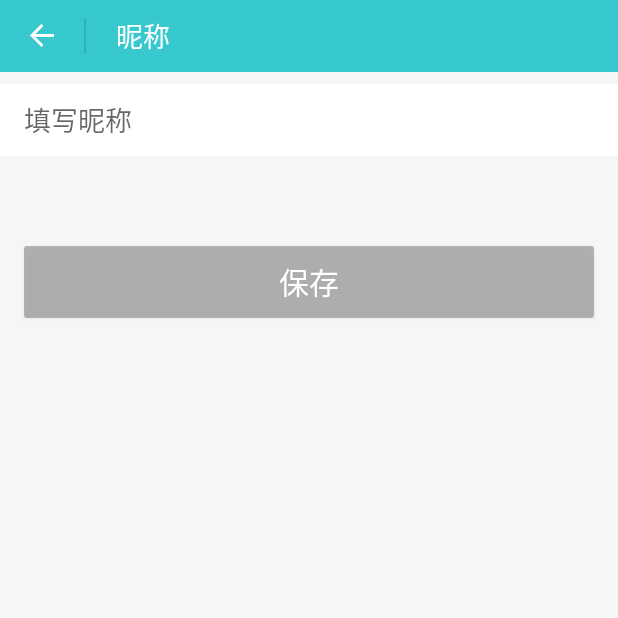
After one commit to HaapyDeng/KnowledgeTree, an Android app: the FixNickNameActivity screen opened directly, with no data from a screen before it, on a phone screen of 412 x 824 dp, the top half of it. The commit adds this screen. Run offline under Robolectric (Android 15) with nearby library versions, the phone set to English and light mode, and no system bars; our stand-ins replace CircleImageView; libraries missing offline, so code that uses them is left out: com.loopj.android, cz.msebera.android.

Commit message:
修改昵称功能

```diff
--- /dev/null
+++ b/app/src/main/java/com/max_plus/knowledgetree/activity/FixNickNameActivity.java
@@ -0,0 +1,162 @@
+package com.max_plus.knowledgetree.activity;
+
+import android.app.Activity;
+import android.content.Intent;
+import android.content.SharedPreferences;
+import android.os.Bundle;
+import android.text.Editable;
+import android.text.TextWatcher;
+import android.util.Log;
+import android.view.View;
+import android.widget.Button;
+import android.widget.EditText;
+import android.widget.ImageView;
+import android.widget.TextView;
+
+import com.loopj.android.http.AsyncHttpClient;
+import com.loopj.android.http.JsonHttpResponseHandler;
+import com.loopj.android.http.RequestParams;
+import com.max_plus.knowledgetree.R;
+import com.max_plus.knowledgetree.tools.AllToast;
+import com.max_plus.knowledgetree.tools.NetworkUtils;
+
+import org.json.JSONException;
+import org.json.JSONObject;
+
+import cz.msebera.android.httpclient.Header;
+
+import static com.max_plus.knowledgetree.tools.AllToast.doToast;
+
+public class FixNickNameActivity extends Activity implements View.OnClickListener, TextWatcher {
+
+    private ImageView back;
+    private EditText inputNickName;
+    private TextView warningText;
+    private Button fixBtn;
+    private String nickName, token;
+
+    @Override
+    protected void onCreate(Bundle savedInstanceState) {
+        super.onCreate(savedInstanceState);
+        setContentView(R.layout.activity_fix_nick_name);
+        SharedPreferences sp = getSharedPreferences("user", Activity.MODE_PRIVATE);
+        nickName = sp.getString("nickName", "");
+        token = sp.getString("token", "");
+        if (!nickName.equals("null")) {
+            inputNickName = findViewById(R.id.et_inputNickName);
+            inputNickName.setText(nickName);
+        }
+        initView();
+    }
+
+    private void initView() {
+        back = findViewById(R.id.iv_back);
+        back.setOnClickListener(this);
+
+        inputNickName = findViewById(R.id.et_inputNickName);
+        nickName = inputNickName.getText().toString().trim();
+        inputNickName.addTextChangedListener(this);
+
+        warningText = findViewById(R.id.tv_warning);
+
+        fixBtn = findViewById(R.id.btn_fix);
+        fixBtn.setOnClickListener(this);
+    }
+
+    @Override
+    public void onClick(View view) {
+        switch (view.getId()) {
+            case R.id.iv_back:
+                finish();
+                break;
+            case R.id.btn_fix:
+
+                doFixNickName();
+                break;
+        }
+    }
+
+    private void doFixNickName() {
+        inputNickName = findViewById(R.id.et_inputNickName);
+        nickName = inputNickName.getText().toString().trim();
+        String url = NetworkUtils.returnUrl() + NetworkUtils.returnUploadActorApi() + "?token=" + token;
+        Log.d("url==>>>", url);
+        //判断网络是否正常
+        if (NetworkUtils.checkNetWork(this) == false) {
+            AllToast.doToast(this, getResources().getString(R.string.isNotNetWork));
+            return;
+        }
+        RequestParams params = new RequestParams();
+        params.put("username", nickName);
+        AsyncHttpClient client = new AsyncHttpClient();
+        client.post(url, params, new JsonHttpResponseHandler() {
+            @Override
+            public void onSuccess(int statusCode, Header[] headers, JSONObject response) {
+                super.onSuccess(statusCode, headers, response);
+                int code;
+                Log.d("reponse..>>>", response.toString());
+                try {
+                    code = response.getInt("code");
+                    if (code == 0) {
+                        AllToast.doToast(FixNickNameActivity.this, getString(R.string.fix_success));
+                        Intent intent = new Intent();
+                        Bundle bundle = new Bundle();
+                        bundle.putString("nikeName", nickName);//添加要返回给页面的数据
+                        intent.putExtras(bundle);
+                        setResult(Activity.RESULT_OK, intent);//返回页面
+                        finish();
+                    } else {
+                        AllToast.doToast(FixNickNameActivity.this, getString(R.string.fix_fail));
+                        return;
+                    }
+                } catch (JSONException e) {
+                    e.printStackTrace();
+                }
+            }
+
+            @Override
+            public void onFailure(int statusCode, Header[] headers, Throwable throwable, JSONObject errorResponse) {
+                super.onFailure(statusCode, headers, throwable, errorResponse);
+                AllToast.doToast(FixNickNameActivity.this, getString(R.string.fix_fail));
+                return;
+            }
+        });
+    }
+
+    @Override
+    public void beforeTextChanged(CharSequence charSequence, int i, int i1, int i2) {
+        inputNickName = findViewById(R.id.et_inputNickName);
+        nickName = inputNickName.getText().toString().trim();
+        if (nickName.isEmpty()) {
+            warningText.setVisibility(View.INVISIBLE);
+            fixBtn.setBackgroundResource(R.drawable.shape_corner_grey);
+            fixBtn.setClickable(false);
+        }
+    }
+
+    @Override
+    public void onTextChanged(CharSequence charSequence, int i, int i1, int i2) {
+        inputNickName = findViewById(R.id.et_inputNickName);
+        nickName = inputNickName.getText().toString().trim();
+        if (!nickName.isEmpty()) {
+            fixBtn.setBackgroundResource(R.drawable.shape_corner_blue);
+            fixBtn.setClickable(true);
+        }
+        if (nickName.length() > 10) {
+            warningText.setVisibility(View.VISIBLE);
+            fixBtn.setClickable(false);
+            fixBtn.setBackgroundResource(R.drawable.shape_corner_grey);
+        }
+    }
+
+    @Override
+    public void afterTextChanged(Editable editable) {
+        inputNickName = findViewById(R.id.et_inputNickName);
+        nickName = inputNickName.getText().toString().trim();
+        if (nickName.isEmpty()) {
+            warningText.setVisibility(View.INVISIBLE);
+            fixBtn.setBackgroundResource(R.drawable.shape_corner_grey);
+            fixBtn.setClickable(false);
+        }
+    }
+}
--- a/app/src/main/java/com/max_plus/knowledgetree/tools/NetworkUtils.java
+++ b/app/src/main/java/com/max_plus/knowledgetree/tools/NetworkUtils.java
@@ -105,6 +105,10 @@ public class NetworkUtils {
 
     }
 
+    public static String returnUrlForAvatar() {
+        return "http://101.201.197.227";
+    }
+
     //登录接口
     public static String returnLoginApi() {
         return "/ghshun/user/login";
--- /dev/null
+++ b/app/src/main/res/layout/activity_fix_nick_name.xml
@@ -0,0 +1,88 @@
+<?xml version="1.0" encoding="utf-8"?>
+<LinearLayout xmlns:android="http://schemas.android.com/apk/res/android"
+    xmlns:tools="http://schemas.android.com/tools"
+    android:layout_width="match_parent"
+    android:layout_height="match_parent"
+    android:background="#FFF5F6F7"
+    android:orientation="vertical"
+    tools:context="com.max_plus.knowledgetree.activity.FixNickNameActivity">
+
+    <LinearLayout
+        android:layout_width="match_parent"
+        android:layout_height="48dp"
+        android:background="#FF37C9CE"
+        android:orientation="horizontal">
+
+        <ImageView
+            android:id="@+id/iv_back"
+            android:layout_width="wrap_content"
+            android:layout_height="wrap_content"
+            android:layout_gravity="center"
+            android:layout_marginLeft="16dp"
+            android:background="@drawable/common_ic_exit" />
+
+        <ImageView
+            android:layout_width="1dp"
+            android:layout_height="24dp"
+            android:layout_gravity="center"
+            android:layout_marginLeft="16.3dp"
+            android:background="#1F000000" />
+
+        <TextView
+            android:layout_width="wrap_content"
+            android:layout_height="match_parent"
+            android:layout_marginLeft="20dp"
+            android:gravity="center"
+            android:text="@string/nick_name"
+            android:textColor="#FFFFFFFF"
+            android:textSize="18dp" />
+    </LinearLayout>
+
+    <ImageView
+        android:layout_width="match_parent"
+        android:layout_height="8dp" />
+
+    <EditText
+        android:id="@+id/et_inputNickName"
+        android:layout_width="match_parent"
+        android:layout_height="48dp"
+        android:background="#FFFFFF"
+        android:drawablePadding="10dp"
+        android:hint="@string/input_nicke_name"
+        android:maxLength="20"
+        android:paddingLeft="16dp"
+        android:singleLine="true"
+        android:textColor="@color/input_text" />
+
+    <ImageView
+        android:layout_width="match_parent"
+        android:layout_height="8dp" />
+
+    <TextView
+        android:id="@+id/tv_warning"
+        android:layout_width="match_parent"
+        android:layout_height="wrap_content"
+        android:gravity="center"
+        android:hint="@string/just_10_string"
+        android:maxLength="40"
+        android:singleLine="true"
+        android:textColor="@color/input_text"
+        android:textSize="16dp"
+        android:visibility="invisible" />
+
+    <ImageView
+        android:layout_width="match_parent"
+        android:layout_height="28dp" />
+
+    <Button
+        android:id="@+id/btn_fix"
+        android:layout_width="match_parent"
+        android:layout_height="48dp"
+        android:layout_marginLeft="16dp"
+        android:layout_marginRight="16dp"
+        android:background="@drawable/shape_corner_grey"
+        android:text="@string/save"
+        android:textColor="#FFFFFFFF"
+        android:textSize="20dp" />
+
+</LinearLayout>
--- a/app/src/main/res/layout/fragment_my.xml
+++ b/app/src/main/res/layout/fragment_my.xml
@@ -65,6 +65,7 @@
             android:orientation="vertical">
 
             <TextView
+                android:id="@+id/tv_fixNickeName"
                 android:layout_width="match_parent"
                 android:layout_height="match_parent"
                 android:layout_weight="1"
--- a/app/src/main/res/values/strings.xml
+++ b/app/src/main/res/values/strings.xml
@@ -42,6 +42,11 @@
     <string name="choose_from_album">从相册选取</string>
     <string name="choose_system_avatar">选择系统头像</string>
     <string name="upload_avatar">上传头像中</string>
+    <string name="save">保存</string>
+    <string name="input_nicke_name">填写昵称</string>
+    <string name="just_10_string">仅支持输入10个字符</string>
+    <string name="fix_success">修改昵称成功</string>
+    <string name="fix_fail">修改失败</string>
 
     <!-- Strings related to login -->
     <string name="prompt_email">Email</string>
```
Also changed, not shown: app/src/main/AndroidManifest.xml (+14 -10 lines), app/src/main/java/com/max_plus/knowledgetree/activity/MyFragment.java (+85 -14 lines).
